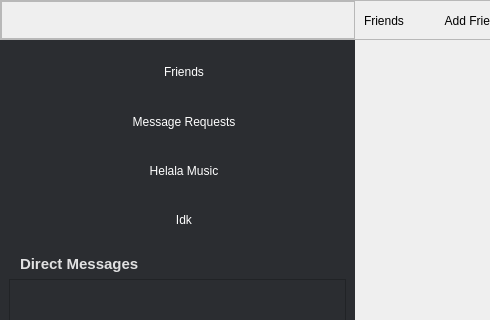
The window that mainwindow/mainwindow.ui (Didi305/Discard) describes before a commit, drawn with Qt 5; both pictures show x 0 to 490 and y 0 to 320 of the 1054 by 762 pixel window.
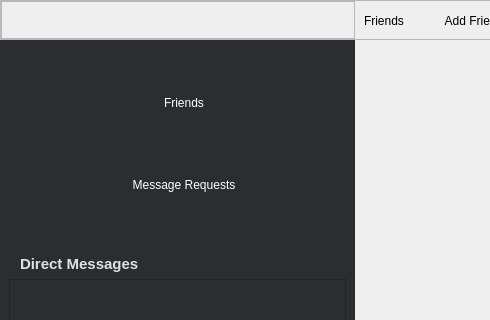
The same window after the commit. Icons and pictures are not drawn.

The edit to the form file:
```diff
--- a/mainwindow/mainwindow.ui
+++ b/mainwindow/mainwindow.ui
@@ -887,62 +887,6 @@
                  </property>
                 </widget>
                </item>
-               <item>
-                <widget class="QPushButton" name="pushButton_3">
-                 <property name="minimumSize">
-                  <size>
-                   <width>330</width>
-                   <height>45</height>
-                  </size>
-                 </property>
-                 <property name="cursor">
-                  <cursorShape>PointingHandCursor</cursorShape>
-                 </property>
-                 <property name="autoFillBackground">
-                  <bool>false</bool>
-                 </property>
-                 <property name="styleSheet">
-                  <string notr="true"/>
-                 </property>
-                 <property name="text">
-                  <string>   Helala Music</string>
-                 </property>
-                 <property name="icon">
-                  <iconset theme="QIcon::ThemeIcon::AudioCard"/>
-                 </property>
-                 <property name="flat">
-                  <bool>true</bool>
-                 </property>
-                </widget>
-               </item>
-               <item>
-                <widget class="QPushButton" name="pushButton_4">
-                 <property name="minimumSize">
-                  <size>
-                   <width>330</width>
-                   <height>45</height>
-                  </size>
-                 </property>
-                 <property name="cursor">
-                  <cursorShape>PointingHandCursor</cursorShape>
-                 </property>
-                 <property name="autoFillBackground">
-                  <bool>false</bool>
-                 </property>
-                 <property name="styleSheet">
-                  <string notr="true"/>
-                 </property>
-                 <property name="text">
-                  <string>   Idk</string>
-                 </property>
-                 <property name="icon">
-                  <iconset theme="QIcon::ThemeIcon::UserAvailable"/>
-                 </property>
-                 <property name="flat">
-                  <bool>true</bool>
-                 </property>
-                </widget>
-               </item>
               </layout>
              </widget>
             </item>
```
